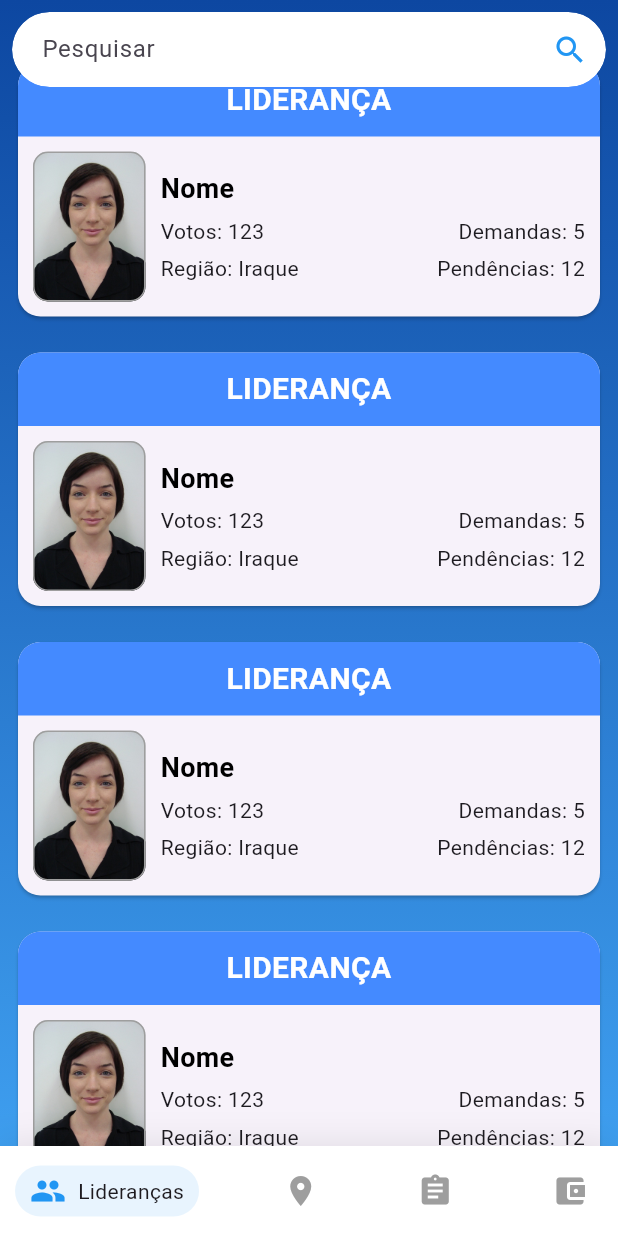
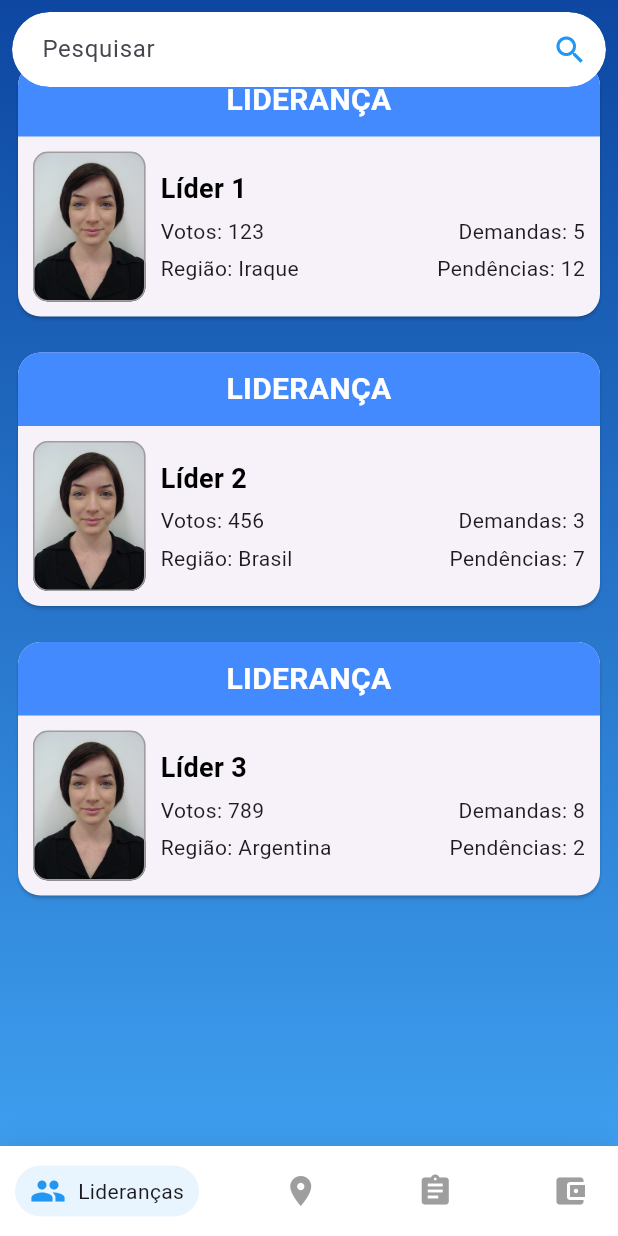
Before and after one commit to Israel-Silvestre/campanha, a Flutter app: the HomePage screen opened directly, on a phone screen of 412 x 824 dp. Run offline on Flutter 3.47's test engine with Material 3 defaults, Android fonts, the phone set to English and light mode, and no system bars; drawn by our look-alikes of google_nav_bar; our stand-ins replace carousel_slider, fl_chart.

Commit message:
refactor: criação da tela de informações da liderança e reorganização de pastas

```diff
--- /dev/null
+++ b/lib/Pages/Lideranças/LiderançasPage/Components/lider_card.dart
@@ -0,0 +1,104 @@
+import 'package:flutter/material.dart';
+
+import '../../../../Models/lideranca.dart';
+
+class LiderCard extends StatelessWidget {
+  final Lideranca lideranca;
+  final VoidCallback onTap;
+
+  LiderCard({required this.lideranca, required this.onTap});
+
+  @override
+  Widget build(BuildContext context) {
+    return GestureDetector(
+      onTap: onTap,
+      child: Card(
+        shape: RoundedRectangleBorder(
+          borderRadius: BorderRadius.circular(15.0),
+        ),
+        child: Column(
+          crossAxisAlignment: CrossAxisAlignment.start,
+          children: [
+            Container(
+              decoration: BoxDecoration(
+                color: Colors.blueAccent,
+                borderRadius: BorderRadius.only(
+                  topLeft: Radius.circular(15.0),
+                  topRight: Radius.circular(15.0),
+                ),
+              ),
+              padding: EdgeInsets.all(10.0),
+              width: double.infinity,
+              child: Text(
+                "LIDERANÇA",
+                textAlign: TextAlign.center,
+                style: TextStyle(
+                  color: Colors.white,
+                  fontSize: 20.0,
+                  fontWeight: FontWeight.bold,
+                ),
+              ),
+            ),
+            Padding(
+              padding: const EdgeInsets.all(10.0),
+              child: Row(
+                children: [
+                  Container(
+                    width: 75.0, // Largura da foto 3x4
+                    height: 100.0, // Altura da foto 3x4
+                    decoration: BoxDecoration(
+                      border: Border.all(color: Colors.grey),
+                      borderRadius: BorderRadius.circular(10.0),
+                      image: DecorationImage(
+                        image: AssetImage(lideranca.fotoAsset),
+                        fit: BoxFit.cover,
+                      ),
+                    ),
+                  ),
+                  SizedBox(width: 10.0),
+                  Expanded(
+                    child: Column(
+                      crossAxisAlignment: CrossAxisAlignment.start,
+                      children: [
+                        Text(
+                          lideranca.nome,
+                          style: TextStyle(
+                            fontSize: 18.0,
+                            fontWeight: FontWeight.bold,
+                            color: Colors.black,
+                          ),
+                        ),
+                        SizedBox(height: 5.0),
+                        Row(
+                          mainAxisAlignment: MainAxisAlignment.spaceBetween,
+                          children: [
+                            Column(
+                              crossAxisAlignment: CrossAxisAlignment.start,
+                              children: [
+                                Text("Votos: ${lideranca.votos}"),
+                                SizedBox(height: 5.0),
+                                Text("Região: ${lideranca.regiao}"),
+                              ],
+                            ),
+                            Column(
+                              crossAxisAlignment: CrossAxisAlignment.end,
+                              children: [
+                                Text("Demandas: ${lideranca.demandas}"),
+                                SizedBox(height: 5.0),
+                                Text("Pendências: ${lideranca.pendencias}"),
+                              ],
+                            ),
+                          ],
+                        ),
+                      ],
+                    ),
+                  ),
+                ],
+              ),
+            ),
+          ],
+        ),
+      ),
+    );
+  }
+}
--- a/lib/Pages/LiderançasPage/liderancas_show_page.dart
+++ b/lib/Pages/Lideranças/LiderançasPage/liderancas_show_page.dart
@@ -1,6 +1,7 @@
 import 'package:flutter/material.dart';
-import '../../Models/lideranca.dart';
-import '../HomePage/Components/search_bar.dart';
+import '../../../Models/lideranca.dart';
+import '../../HomePage/Components/search_bar.dart';
+import '../Lideranças_Info/liderancas_info_page.dart';
 import 'Components/lider_card.dart';
 
 class LeaderManagementPage extends StatefulWidget {
@@ -23,42 +24,21 @@ class _LeaderManagementPageState extends State<LeaderManagementPage> {
         pendencias: 12,
       ),
       Lideranca(
-        nome: 'Líder 1',
+        nome: 'Líder 2',
         fotoAsset: 'assets/img.png',
-        votos: 123,
-        regiao: 'Iraque',
-        demandas: 5,
-        pendencias: 12,
+        votos: 456,
+        regiao: 'Brasil',
+        demandas: 3,
+        pendencias: 7,
       ),
-
       Lideranca(
-        nome: 'Líder 1',
+        nome: 'Líder 3',
         fotoAsset: 'assets/img.png',
-        votos: 123,
-        regiao: 'Iraque',
-        demandas: 5,
-        pendencias: 12,
+        votos: 789,
+        regiao: 'Argentina',
+        demandas: 8,
+        pendencias: 2,
       ),
-
-      Lideranca(
-        nome: 'Líder 1',
-        fotoAsset: 'assets/img.png',
-        votos: 123,
-        regiao: 'Iraque',
-        demandas: 5,
-        pendencias: 12,
-      ),
-
-      Lideranca(
-        nome: 'Líder 1',
-        fotoAsset: 'assets/img.png',
-        votos: 123,
-        regiao: 'Iraque',
-        demandas: 5,
-        pendencias: 12,
-      ),
-
-
     ];
 
     return NotificationListener<ScrollNotification>(
@@ -91,6 +71,14 @@ class _LeaderManagementPageState extends State<LeaderManagementPage> {
                   padding: const EdgeInsets.all(8.0),
                   child: LiderCard(
                     lideranca: lideranca,
+                    onTap: () {
+                      Navigator.push(
+                        context,
+                        MaterialPageRoute(
+                          builder: (context) => LiderancaPage(lideranca: lideranca),
+                        ),
+                      );
+                    },
                   ),
                 );
               }
--- a/lib/Pages/LiderançasPage/Components/lider_card.dart
+++ /dev/null
@@ -1,100 +0,0 @@
-import 'package:flutter/material.dart';
-
-import '../../../Models/lideranca.dart';
-
-class LiderCard extends StatelessWidget {
-  final Lideranca lideranca;
-
-  LiderCard({required this.lideranca});
-
-  @override
-  Widget build(BuildContext context) {
-    return Card(
-      shape: RoundedRectangleBorder(
-        borderRadius: BorderRadius.circular(15.0),
-      ),
-      child: Column(
-        crossAxisAlignment: CrossAxisAlignment.start,
-        children: [
-          Container(
-            decoration: BoxDecoration(
-              color: Colors.blueAccent,
-              borderRadius: BorderRadius.only(
-                topLeft: Radius.circular(15.0),
-                topRight: Radius.circular(15.0),
-              ),
-            ),
-            padding: EdgeInsets.all(10.0),
-            width: double.infinity,
-            child: Text(
-              "LIDERANÇA",
-              textAlign: TextAlign.center,
-              style: TextStyle(
-                color: Colors.white,
-                fontSize: 20.0,
-                fontWeight: FontWeight.bold,
-              ),
-            ),
-          ),
-          Padding(
-            padding: const EdgeInsets.all(10.0),
-            child: Row(
-              children: [
-                Container(
-                  width: 75.0, // Largura da foto 3x4
-                  height: 100.0, // Altura da foto 3x4
-                  decoration: BoxDecoration(
-                    border: Border.all(color: Colors.grey),
-                    borderRadius: BorderRadius.circular(10.0),
-                    image: DecorationImage(
-                      image: AssetImage(lideranca.fotoAsset),
-                      fit: BoxFit.cover,
-                    ),
-                  ),
-                ),
-                SizedBox(width: 10.0),
-                Expanded(
-                  child: Column(
-                    crossAxisAlignment: CrossAxisAlignment.start,
-                    children: [
-                      Text(
-                        "Nome",
-                        style: TextStyle(
-                          fontSize: 18.0,
-                          fontWeight: FontWeight.bold,
-                          color: Colors.black,
-                        ),
-                      ),
-                      SizedBox(height: 5.0),
-                      Row(
-                        mainAxisAlignment: MainAxisAlignment.spaceBetween,
-                        children: [
-                          Column(
-                            crossAxisAlignment: CrossAxisAlignment.start,
-                            children: [
-                              Text("Votos: ${lideranca.votos}"),
-                              SizedBox(height: 5.0),
-                              Text("Região: ${lideranca.regiao}"),
-                            ],
-                          ),
-                          Column(
-                            crossAxisAlignment: CrossAxisAlignment.end,
-                            children: [
-                              Text("Demandas: ${lideranca.demandas}"),
-                              SizedBox(height: 5.0),
-                              Text("Pendências: ${lideranca.pendencias}"),
-                            ],
-                          ),
-                        ],
-                      ),
-                    ],
-                  ),
-                ),
-              ],
-            ),
-          ),
-        ],
-      ),
-    );
-  }
-}
--- a/lib/Pages/RegiãoPage/Components/region_card.dart
+++ b/lib/Pages/Regiões/RegiãoPage/Components/region_card.dart
@@ -1,5 +1,6 @@
 import 'package:flutter/material.dart';
-import '../../../Models/regiao.dart';
+
+import '../../../../Models/regiao.dart';
 
 class RegiaoCard extends StatelessWidget {
   final Regiao regiao;
```
Also changed, not shown: lib/Pages/HomePage/home_page.dart (+4 -4 lines), lib/Pages/Lideranças/Lideranças_Info/liderancas_info_page.dart (added, +117 -0 lines), lib/Pages/Regiões/RegiãoPage/show_region.dart (renamed from lib/Pages/RegiãoPage/show_region.dart, +4 -3 lines), lib/Pages/Demandas/DemandasPage/Components/demanda_card.dart (renamed from lib/Pages/DemandasPage/Components/demanda_card.dart), lib/Pages/Demandas/DemandasPage/Components/state_navbar.dart (renamed from lib/Pages/DemandasPage/Components/state_navbar.dart), lib/Pages/Demandas/DemandasPage/gestao_demandas_page.dart (renamed from lib/Pages/DemandasPage/gestao_demandas_page.dart), lib/Pages/Gastos/GastosPage/show_gastos.dart (renamed from lib/Pages/GastosPage/show_gastos.dart).
